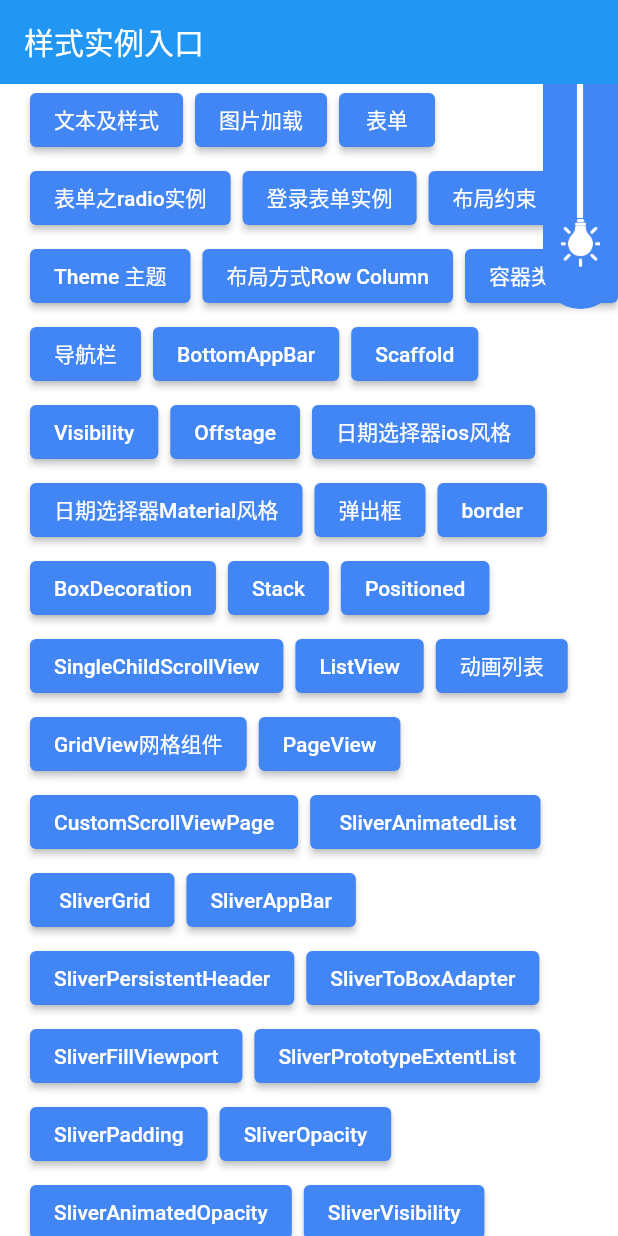
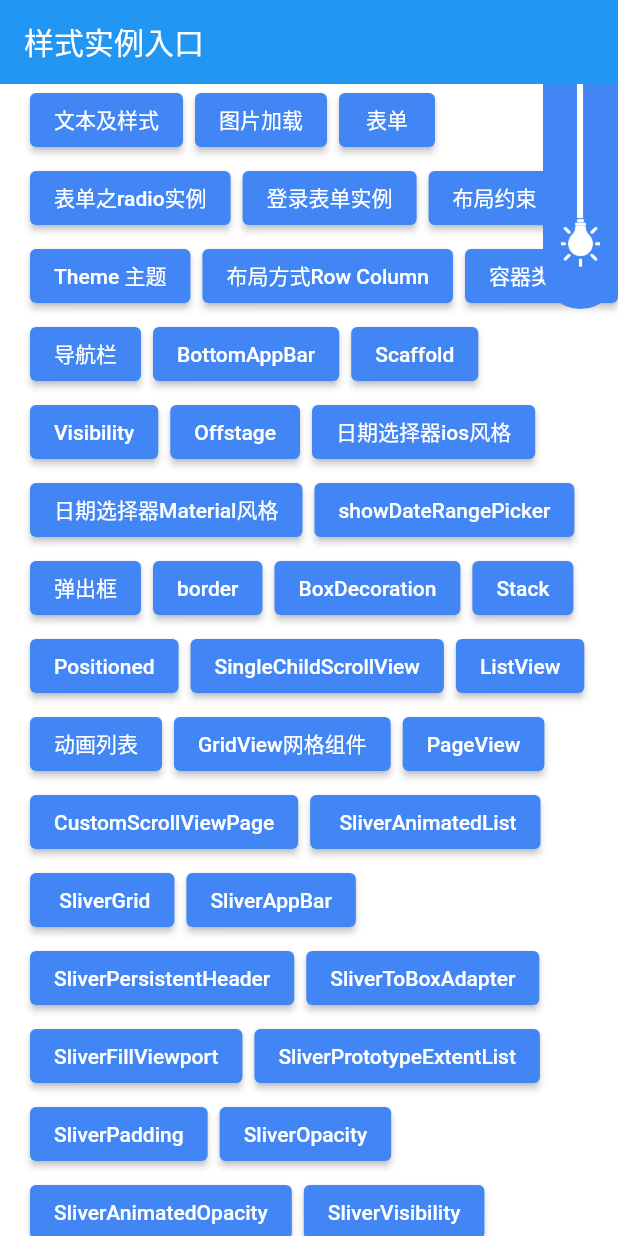
Before and after one commit to codprincess/flutter_base, a Flutter app: the screen it shows after launch, on a phone screen of 412 x 824 dp. Run offline on Flutter 3.47's test engine with Material 2 defaults, Android fonts, the light colour scheme and no system bars; our stand-ins replace shared_preferences; missing offline and left inert: fancy_bottom_navigation_2.

Commit message:
选择器国际化

```diff
--- a/lib/main.dart
+++ b/lib/main.dart
@@ -4,6 +4,7 @@ import 'package:flutter_base/AppPage.dart';
 import 'package:flutter_base/BorderPage.dart';
 import 'package:flutter_base/BottomAppBarPage.dart';
 import 'package:flutter_base/BoxDecorationPage.dart';
+import 'package:flutter_base/DatePickerPage3.dart';
 import 'package:flutter_base/FromPage.dart';
 import 'package:flutter_base/FromRadio.dart';
 import 'package:flutter_base/GridViewPage.dart';
@@ -56,7 +57,8 @@ import 'SliverPrototypeExtentListPage.dart';
 import 'SliverVisibilityPage.dart';
 import 'StreamBuilderPage.dart';
 import 'VisibilityPage.dart';
-
+import 'package:flutter_localizations/flutter_localizations.dart';
+import 'dart:convert';
 void main() {
   SharedPreferences.setMockInitialValues({});
   runApp( MyApp());
@@ -91,10 +93,20 @@ class _MyAppState extends State<MyApp> {
       child: Consumer<DarkThemeProvider>(
         builder: (context,darkModeProvider,child){
           return MaterialApp(
+            localizationsDelegates: const [
+              GlobalMaterialLocalizations.delegate,
+              GlobalWidgetsLocalizations.delegate,
+              GlobalCupertinoLocalizations.delegate,
+            ],
+            supportedLocales: const [
+              Locale('zh','CH'),
+              Locale('en','US')
+            ],
             title: 'Flutter Demo',
             // theme: ThemeData(colorScheme: const ColorScheme.light()), // 亮色主题
             // darkTheme: ThemeData(colorScheme: const ColorScheme.dark()), // 暗色主题
             theme: Styles.themeData(themeChangeProvider.darkTheme, context),
+
             initialRoute: '/',//名为"/"的路由作为应用的home(首页)
             //注册路由
             routes: {
@@ -150,6 +162,7 @@ class _MyAppState extends State<MyApp> {
               'Offstage_Page':(context)=>OffstagePage(),
               'DatePicker_Page':(context)=>DatePickerPage(),
               'DatePicker_Page2':(context)=>DatePickerPage2(),
+              'DatePicker_Page3':(context)=>DatePickerPage3(),
             },
           );
         },
@@ -158,9 +171,6 @@ class _MyAppState extends State<MyApp> {
 
   }
 }
-
-
-
 
 
 class MyHomePage extends StatefulWidget {
@@ -300,6 +310,13 @@ class _MyHomePageState extends State<MyHomePage> {
                     },
                     child: const Text('日期选择器Material风格'),
                   ),
+                  ElevatedButton(
+                    onPressed: (){
+                      Navigator.pushNamed(context, 'DatePicker_Page3');
+                    },
+                    child: const Text('showDateRangePicker'),
+                  ),
+
                   ElevatedButton(
                     onPressed: (){
                       Navigator.pushNamed(context, 'dialog_page');
--- a/pubspec.yaml
+++ b/pubspec.yaml
@@ -15,6 +15,10 @@ dependencies: #应用或包依赖的其他包或插件
   provider: ^6.0.4
   shared_preferences: ^2.0.15
   http: ^0.13.5
+  flutter_cupertino_localizations: ^1.0.1
+  flutter_localizations:
+    sdk: flutter
+
   # 在此下面添加新依赖
 
 dev_dependencies: # 开发环境依赖的工具包（而不是flutter应用本身依赖的包）
```
Also changed, not shown: lib/DatePickerPage.dart (+27 -11 lines), lib/DatePickerPage2.dart (+4 -4 lines), lib/DatePickerPage3.dart (added, +64 -0 lines), pubspec.lock, 1 other file.
